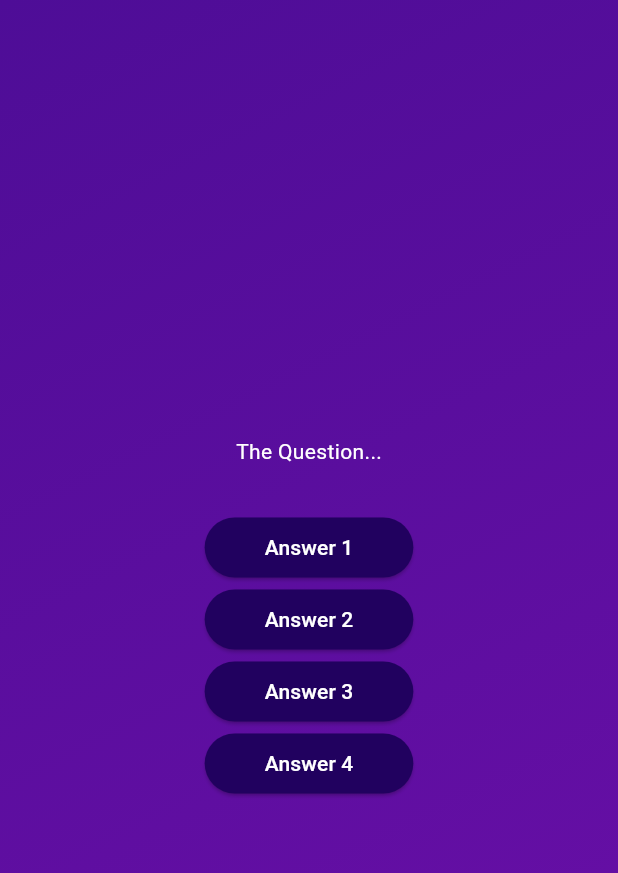
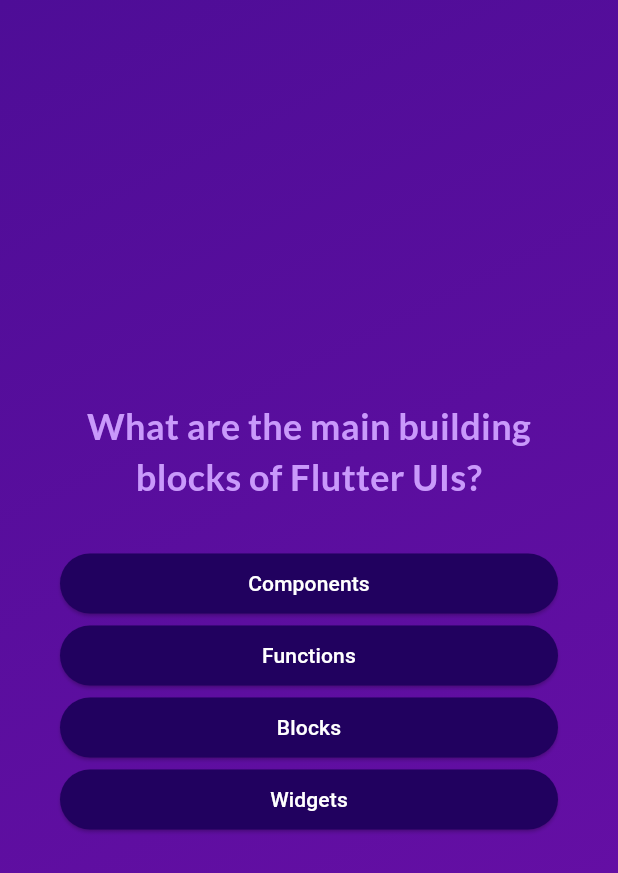
Before and after one commit to microsoftjulius/flutter_quiz_app, a Flutter app: the screen it shows after launch, after a tap on "Start Quiz", on a phone screen of 412 x 824 dp. Shown: the top 873 px of the screen. Run offline on Flutter 3.47's test engine with Material 3 defaults, Android fonts, the phone set to English and light mode, and no system bars; our stand-ins replace google_fonts.

Commit message:
added quiz, questions and answers

```diff
--- a/lib/answer_button.dart
+++ b/lib/answer_button.dart
@@ -19,6 +19,6 @@ class AnswerButton extends StatelessWidget {
       shape: RoundedRectangleBorder(
         borderRadius: BorderRadius.circular(40)
       )
-    ), child: Text(answerText),);
+    ), child: Text(answerText, textAlign:TextAlign.center));
   }
 }
--- a/lib/models/quiz_question.dart
+++ b/lib/models/quiz_question.dart
@@ -3,4 +3,10 @@ class QuizQuestion{
 
   final String text;
   final List<String> answers;
+
+  List<String> getShuffledAnswers(){
+    final shuffledList = List.of(answers); //shuffle the list without changing the original list
+    shuffledList.shuffle();
+    return shuffledList;
+  }
 }
--- a/lib/questions_screen.dart
+++ b/lib/questions_screen.dart
@@ -1,8 +1,12 @@
 import 'package:adv_basics/answer_button.dart';
 import 'package:flutter/material.dart';
+import 'package:adv_basics/data/questions.dart';
+import 'package:google_fonts/google_fonts.dart';
 
 class QuestionsScreen extends StatefulWidget {
-  const QuestionsScreen({super.key});
+  const QuestionsScreen({super.key, required this.onSelectAnswer});
+
+  final void Function(String answer) onSelectAnswer;
 
   @override
   State<QuestionsScreen> createState() {
@@ -11,20 +15,41 @@ class QuestionsScreen extends StatefulWidget {
 }
 
 class _QuestionsScreenState extends State<QuestionsScreen> {
+
+  var currentQuestionIndex = 0;
+
+  void answerQuestion(String selectedAnswer){
+    widget.onSelectAnswer(selectedAnswer);
+    setState(() {
+      currentQuestionIndex++;
+    });
+  }
+
   @override
   Widget build(BuildContext context) {
+    final currentQuestion = questions[currentQuestionIndex];
     return SizedBox(
       width: double.infinity,
-      child: Column(
-        mainAxisAlignment: MainAxisAlignment.center,
-        children: [
-          const Text('The Question...', style: TextStyle(color: Colors.white),),
-          const SizedBox(height: 30),
-          AnswerButton(answerText: 'Answer 1',onTap: (){},),
-          AnswerButton(answerText: 'Answer 2',onTap: (){},),
-          AnswerButton(answerText: 'Answer 3',onTap: (){},),
-          AnswerButton(answerText: 'Answer 4',onTap: (){},),
-        ],
+      child: Container(
+        margin: const EdgeInsets.all(40),
+        child: Column(
+          mainAxisAlignment: MainAxisAlignment.center,
+          crossAxisAlignment: CrossAxisAlignment.stretch,
+          children: [
+            Text(currentQuestion.text, style: GoogleFonts.lato(
+              color: const Color.fromARGB(255, 201, 153, 251),
+              fontSize: 24,
+              fontWeight: FontWeight.bold
+            ),
+            textAlign: TextAlign.center,),
+            const SizedBox(height: 30),
+            ...currentQuestion.getShuffledAnswers().map((answer){
+              return AnswerButton(answerText: answer,onTap: (){
+                answerQuestion(answer);
+              },);
+            })
+          ],
+        ),
       ),
     );
   }
--- a/lib/quiz.dart
+++ b/lib/quiz.dart
@@ -1,4 +1,6 @@
+import 'package:adv_basics/data/questions.dart';
 import 'package:adv_basics/questions_screen.dart';
+import 'package:adv_basics/results_screen.dart';
 import 'package:adv_basics/start_screen.dart';
 import 'package:flutter/material.dart';
 
@@ -12,6 +14,7 @@ class Quiz extends StatefulWidget {
 }
 
 class _QuizState extends State<Quiz> {
+  List<String> selectedAnswers = [];
   var activeScreen = 'start-screen';
 
   void switchScreen() {
@@ -20,8 +23,28 @@ class _QuizState extends State<Quiz> {
     });
   }
 
+  void chooseAnswer(String answer){
+    selectedAnswers.add(answer);
+
+    if (selectedAnswers.length == questions.length){
+      setState(() {
+        selectedAnswers = [];
+        activeScreen = 'results-screen';
+      });
+    }
+  }
+
   @override
   Widget build(BuildContext context) {
+    Widget screenWidget = StartScreen(switchScreen);
+
+    if(activeScreen == 'questions-screen'){
+      screenWidget = QuestionsScreen(onSelectAnswer: chooseAnswer);
+    }
+
+    if(activeScreen == 'results-screen'){
+      screenWidget = ResultsScreen(chosenAnswers: selectedAnswers,);
+    }
     return MaterialApp(
       home: Scaffold(
           body: Container(
@@ -34,9 +57,7 @@ class _QuizState extends State<Quiz> {
                 begin: Alignment.topLeft,
                 end: Alignment.bottomRight,
               )),
-              child: activeScreen == 'start-screen'
-                  ? StartScreen(switchScreen)
-                  : const QuestionsScreen())),
+              child: screenWidget)),
     );
   }
 }
--- a/lib/start_screen.dart
+++ b/lib/start_screen.dart
@@ -1,4 +1,5 @@
 import 'package:flutter/material.dart';
+import 'package:google_fonts/google_fonts.dart';
 
 class StartScreen extends StatelessWidget {
   const StartScreen(this.startQuiz, {super.key});
@@ -17,9 +18,13 @@ class StartScreen extends StatelessWidget {
             color: const Color.fromARGB(150, 255, 255, 255),
           ),
           const SizedBox(height: 80),
-          const Text(
+          Text(
             'Learn Flutter the fun way!',
-            style: TextStyle(color: Colors.white, fontSize: 20),
+            style: GoogleFonts.lato(
+              color: const Color.fromARGB(255, 201, 153, 251),
+              fontWeight: FontWeight.bold,
+              fontSize: 24
+            ),
           ),
           const SizedBox(height: 30),
           OutlinedButton.icon(
--- a/pubspec.yaml
+++ b/pubspec.yaml
@@ -35,6 +35,7 @@ dependencies:
   # The following adds the Cupertino Icons font to your application.
   # Use with the CupertinoIcons class for iOS style icons.
   cupertino_icons: ^1.0.6
+  google_fonts: ^6.2.1
 
 dev_dependencies:
   flutter_test:
```
Also changed, not shown: lib/results_screen.dart (added, +27 -0 lines), pubspec.lock, 10 other files.
